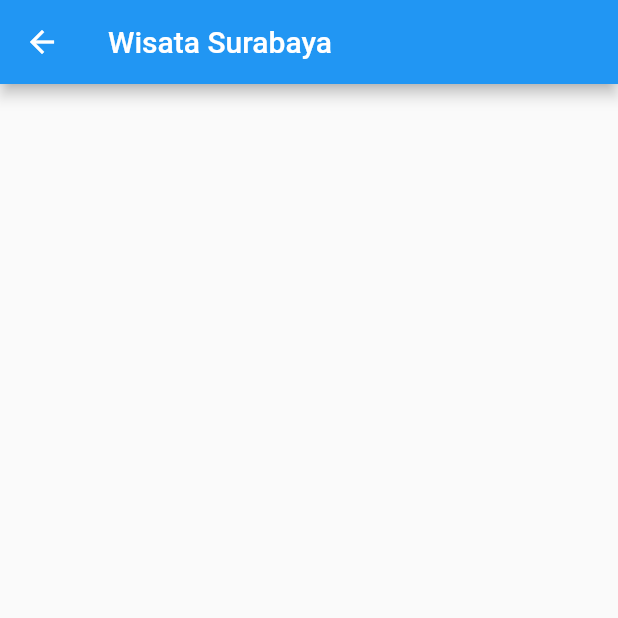
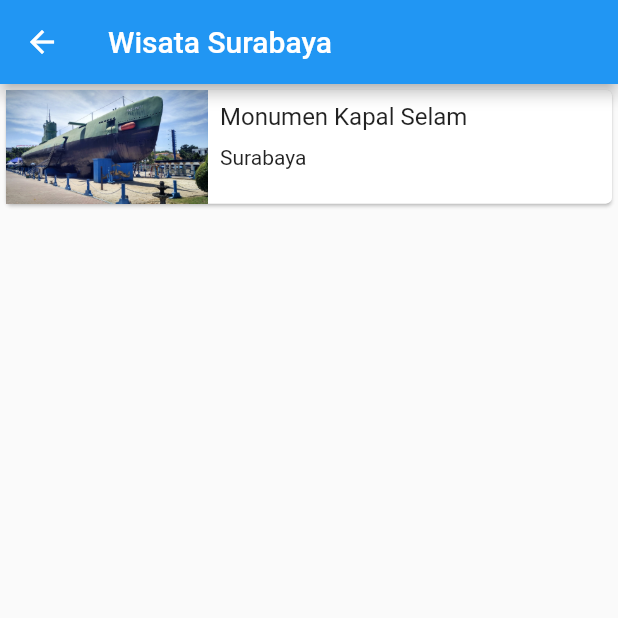
Before and after one commit to HudzaiLabib/prakt3buatvideo, a Flutter app: the MainScreen screen opened directly, on a phone screen of 412 x 824 dp, the top half of it. Run offline on Flutter 3.47's test engine with Material 2 defaults, Android fonts, the phone set to English and light mode, and no system bars; network calls fail.

Commit message:
second commit

```diff
--- a/lib/main_screen.dart
+++ b/lib/main_screen.dart
@@ -1,7 +1,7 @@
 import 'package:flutter/material.dart';
 
 class MainScreen extends StatelessWidget {
-  const MainScreen ({Key? key}) : super (key: key);
+  const MainScreen({Key? key}) : super(key: key);
 
   @override
   Widget build(BuildContext context) {
@@ -12,7 +12,38 @@ class MainScreen extends StatelessWidget {
       body: listItem(),
     );
   }
-  Widget listItem(){
-    return Card();
+
+  Widget listItem() {
+    return Card(
+      child: Row(
+        crossAxisAlignment: CrossAxisAlignment.start,
+        children: [
+          Expanded(
+            flex: 1,
+            child: Image.asset('assets/images/submarine.jpg'),
+          ),
+          Expanded(
+            flex: 2,
+            child: Padding(
+              padding: const EdgeInsets.all(8.0),
+              child: Column(
+                crossAxisAlignment: CrossAxisAlignment.start,
+                mainAxisSize: MainAxisSize.min,
+                children: const [
+                  Text(
+                    'Monumen Kapal Selam',
+                    style: TextStyle(fontSize: 16.0),
+                  ),
+                  SizedBox(
+                    height: 10,
+                  ),
+                  Text('Surabaya'),
+                ],
+              ),
+            ),
+          ),
+        ],
+      ),
+    );
   }
 }
```
